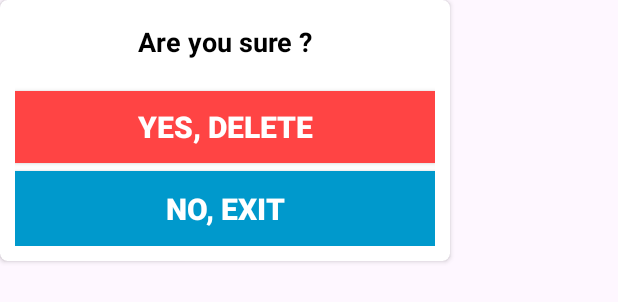
After one commit to imedbennington/AndroidFirebase, an Android app: the layout view_dialog_confirm_delete.xml on its own in the app's theme, with its tools: preview values and no code run, on a phone screen of 412 x 824 dp. The commit adds this screen. Shown: the top 302 px of the screen. Run offline under Robolectric (Android 15) with nearby library versions, the phone set to English and light mode, and no system bars.

Commit message:
new updates

```diff
--- a/app/src/main/java/com/example/realtimecrudapp/MainActivity.java
+++ b/app/src/main/java/com/example/realtimecrudapp/MainActivity.java
@@ -8,6 +8,8 @@ import androidx.recyclerview.widget.RecyclerView;
 import android.annotation.SuppressLint;
 import android.app.Dialog;
 import android.content.Context;
+import android.graphics.Color;
+import android.graphics.drawable.ColorDrawable;
 import android.os.Bundle;
 import android.view.View;
 import android.view.Window;
@@ -115,6 +117,9 @@ public class MainActivity extends AppCompatActivity {
                     }
                 }
             });
+            dialog.getWindow().setBackgroundDrawable(new ColorDrawable(Color.TRANSPARENT));
+            dialog.show();
         }
+
     }
 }
--- /dev/null
+++ b/app/src/main/res/layout/view_dialog_confirm_delete.xml
@@ -0,0 +1,46 @@
+<?xml version="1.0" encoding="utf-8"?>
+<androidx.cardview.widget.CardView xmlns:android="http://schemas.android.com/apk/res/android"
+    xmlns:app="http://schemas.android.com/apk/res-auto"
+    android:layout_width="300dp"
+    android:layout_height="wrap_content"
+    android:layoutDirection="ltr"
+    app:cardBackgroundColor="@android:color/white"
+    app:cardCornerRadius="5dp">
+    <LinearLayout
+        android:layout_width="match_parent"
+        android:layout_height="match_parent"
+        android:orientation="vertical"
+        android:padding="10dp">
+    <TextView
+        android:id="@+id/textTitle"
+        android:layout_width="match_parent"
+        android:layout_height="wrap_content"
+        android:layout_gravity="center"
+        android:gravity="center"
+        android:padding="5dp"
+        android:text="Are you sure ?"
+        android:textColor="@android:color/black"
+        android:textSize="18sp"
+        android:textStyle="bold" />
+    <androidx.appcompat.widget.AppCompatButton
+        android:id="@+id/buttonDelete"
+        android:layout_width="match_parent"
+        android:layout_height="match_parent"
+        android:layout_marginTop="15sp"
+        android:background="@android:color/holo_red_light"
+        android:text="Yes, Delete"
+        android:textColor="@android:color/white"
+        android:textSize="20dp"
+        android:textStyle="bold" />
+        <androidx.appcompat.widget.AppCompatButton
+            android:id="@+id/buttonCancel"
+            android:layout_width="match_parent"
+            android:layout_height="50sp"
+            android:layout_marginTop="5dp"
+            android:background="@android:color/holo_blue_dark"
+            android:text="No, Exit"
+            android:textColor="@android:color/white"
+            android:textSize="20dp"
+            android:textStyle="bold" />
+    </LinearLayout>
+</androidx.cardview.widget.CardView>
```
Also changed, not shown: app/src/main/java/com/example/realtimecrudapp/UserRecyclerAdapter.java (+28 -6 lines).
